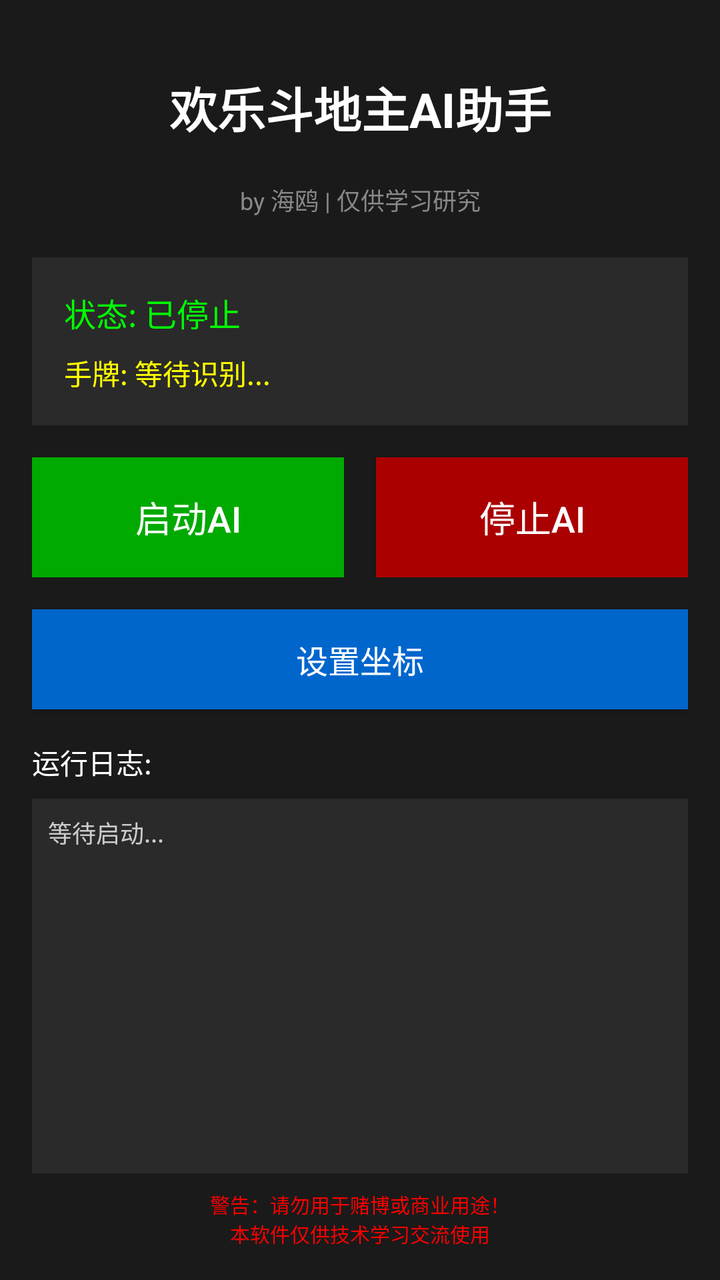
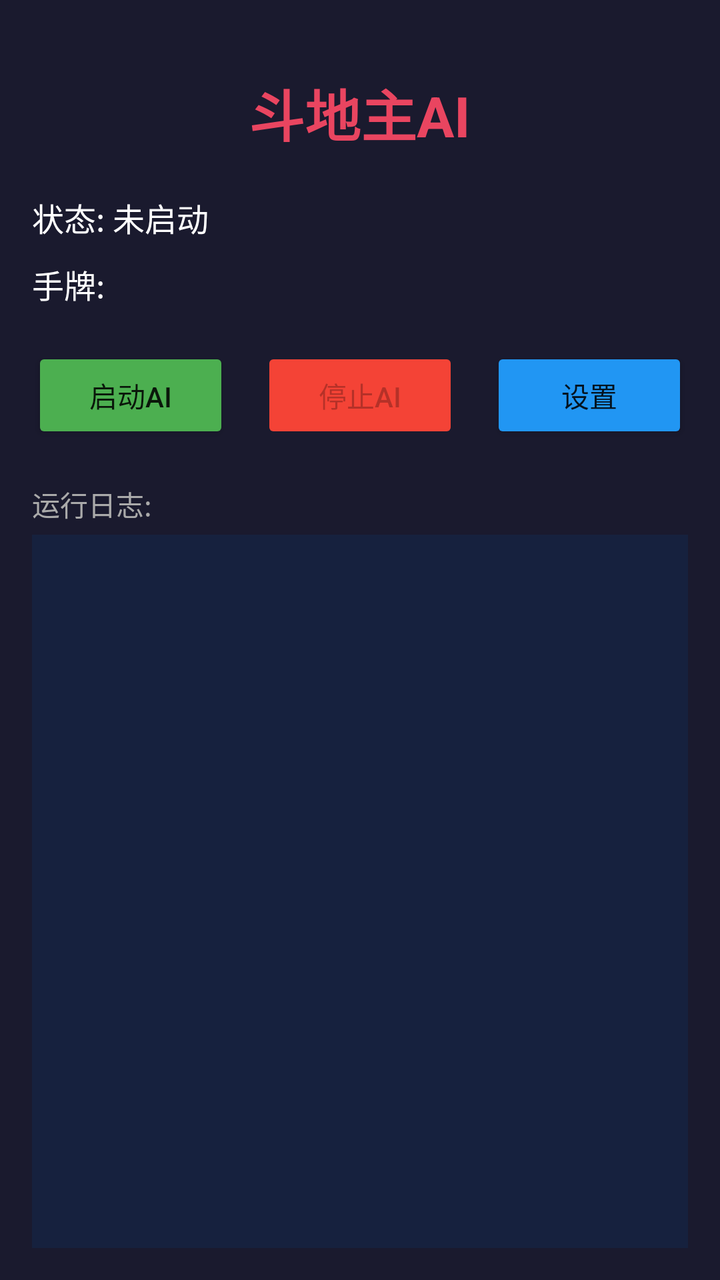

An Android layout rendered at two revisions. The XML below is the earlier revision; the diff shows what the commit changed to produce the second picture.
<!-- AndroidManifest.xml: application theme android:Theme.Material.Light.DarkActionBar -->
<!-- res/layout/activity_main.xml -->
<?xml version="1.0" encoding="utf-8"?>
<LinearLayout xmlns:android="http://schemas.android.com/apk/res/android"
    android:layout_width="match_parent"
    android:layout_height="match_parent"
    android:orientation="vertical"
    android:padding="16dp"
    android:background="#1a1a1a">

    
    <TextView
        android:layout_width="match_parent"
        android:layout_height="wrap_content"
        android:text="欢乐斗地主AI助手"
        android:textSize="24sp"
        android:textColor="#ffffff"
        android:textStyle="bold"
        android:gravity="center"
        android:paddingTop="20dp"
        android:paddingBottom="20dp" />

    <TextView
        android:layout_width="match_parent"
        android:layout_height="wrap_content"
        android:text="by 海鸥 | 仅供学习研究"
        android:textSize="12sp"
        android:textColor="#888888"
        android:gravity="center"
        android:paddingBottom="20dp" />

    
    <LinearLayout
        android:layout_width="match_parent"
        android:layout_height="wrap_content"
        android:orientation="vertical"
        android:background="#2a2a2a"
        android:padding="16dp"
        android:layout_marginBottom="16dp">

        <TextView
            android:id="@+id/tv_status"
            android:layout_width="match_parent"
            android:layout_height="wrap_content"
            android:text="状态: 已停止"
            android:textSize="16sp"
            android:textColor="#00ff00"
            android:paddingBottom="8dp" />

        <TextView
            android:id="@+id/tv_cards"
            android:layout_width="match_parent"
            android:layout_height="wrap_content"
            android:text="手牌: 等待识别..."
            android:textSize="14sp"
            android:textColor="#ffff00" />
    </LinearLayout>

    
    <LinearLayout
        android:layout_width="match_parent"
        android:layout_height="wrap_content"
        android:orientation="horizontal"
        android:layout_marginBottom="16dp">

        <Button
            android:id="@+id/btn_start"
            android:layout_width="0dp"
            android:layout_height="60dp"
            android:layout_weight="1"
            android:text="启动AI"
            android:textSize="18sp"
            android:textColor="#ffffff"
            android:background="#00aa00"
            android:layout_marginEnd="8dp" />

        <Button
            android:id="@+id/btn_stop"
            android:layout_width="0dp"
            android:layout_height="60dp"
            android:layout_weight="1"
            android:text="停止AI"
            android:textSize="18sp"
            android:textColor="#ffffff"
            android:background="#aa0000"
            android:layout_marginStart="8dp" />
    </LinearLayout>

    <Button
        android:id="@+id/btn_settings"
        android:layout_width="match_parent"
        android:layout_height="50dp"
        android:text="设置坐标"
        android:textSize="16sp"
        android:textColor="#ffffff"
        android:background="#0066cc"
        android:layout_marginBottom="16dp" />

    
    <TextView
        android:layout_width="match_parent"
        android:layout_height="wrap_content"
        android:text="运行日志:"
        android:textSize="14sp"
        android:textColor="#ffffff"
        android:paddingBottom="8dp" />

    <ScrollView
        android:layout_width="match_parent"
        android:layout_height="0dp"
        android:layout_weight="1"
        android:background="#2a2a2a"
        android:padding="8dp">

        <TextView
            android:id="@+id/tv_log"
            android:layout_width="match_parent"
            android:layout_height="wrap_content"
            android:text="等待启动..."
            android:textSize="12sp"
            android:textColor="#cccccc"
            android:fontFamily="monospace" />
    </ScrollView>

    
    <TextView
        android:layout_width="match_parent"
        android:layout_height="wrap_content"
        android:text="警告：请勿用于赌博或商业用途！\n本软件仅供技术学习交流使用"
        android:textSize="10sp"
        android:textColor="#ff0000"
        android:gravity="center"
        android:paddingTop="8dp" />

</LinearLayout>
<!-- resources referenced by this layout -->
<resources>

</resources>

<!-- the commit's change to res/layout/activity_main.xml (unified diff, before → after) -->
@@ -4,130 +4,95 @@
     android:layout_height="match_parent"
     android:orientation="vertical"
     android:padding="16dp"
-    android:background="#1a1a1a">
-
+    android:background="#FF1A1A2E">
     
     <TextView
+        android:layout_width="wrap_content"
+        android:layout_height="wrap_content"
+        android:text="斗地主AI"
+        android:textSize="28sp"
+        android:textColor="#FFE94560"
+        android:textStyle="bold"
+        android:layout_gravity="center_horizontal"
+        android:layout_marginTop="20dp"/>
+    
+    <TextView
+        android:id="@+id/tv_status"
         android:layout_width="match_parent"
         android:layout_height="wrap_content"
-        android:text="欢乐斗地主AI助手"
-        android:textSize="24sp"
-        android:textColor="#ffffff"
-        android:textStyle="bold"
-        android:gravity="center"
-        android:paddingTop="20dp"
-        android:paddingBottom="20dp" />
-
+        android:text="状态: 未启动"
+        android:textSize="16sp"
+        android:textColor="#FFFFFFFF"
+        android:layout_marginTop="20dp"/>
+    
     <TextView
+        android:id="@+id/tv_cards"
         android:layout_width="match_parent"
         android:layout_height="wrap_content"
-        android:text="by 海鸥 | 仅供学习研究"
-        android:textSize="12sp"
-        android:textColor="#888888"
-        android:gravity="center"
-        android:paddingBottom="20dp" />
-
-    
-    <LinearLayout
-        android:layout_width="match_parent"
-        android:layout_height="wrap_content"
-        android:orientation="vertical"
-        android:background="#2a2a2a"
-        android:padding="16dp"
-        android:layout_marginBottom="16dp">
-
-        <TextView
-            android:id="@+id/tv_status"
-            android:layout_width="match_parent"
-            android:layout_height="wrap_content"
-            android:text="状态: 已停止"
-            android:textSize="16sp"
-            android:textColor="#00ff00"
-            android:paddingBottom="8dp" />
-
-        <TextView
-            android:id="@+id/tv_cards"
-            android:layout_width="match_parent"
-            android:layout_height="wrap_content"
-            android:text="手牌: 等待识别..."
-            android:textSize="14sp"
-            android:textColor="#ffff00" />
-    </LinearLayout>
-
+        android:text="手牌: "
+        android:textSize="16sp"
+        android:textColor="#FFFFFFFF"
+        android:layout_marginTop="10dp"/>
     
     <LinearLayout
         android:layout_width="match_parent"
         android:layout_height="wrap_content"
         android:orientation="horizontal"
-        android:layout_marginBottom="16dp">
-
+        android:layout_marginTop="20dp">
+        
         <Button
             android:id="@+id/btn_start"
             android:layout_width="0dp"
-            android:layout_height="60dp"
+            android:layout_height="wrap_content"
             android:layout_weight="1"
             android:text="启动AI"
-            android:textSize="18sp"
-            android:textColor="#ffffff"
-            android:background="#00aa00"
-            android:layout_marginEnd="8dp" />
-
+            android:layout_marginEnd="8dp"
+            android:backgroundTint="#FF4CAF50"/>
+        
         <Button
             android:id="@+id/btn_stop"
             android:layout_width="0dp"
-            android:layout_height="60dp"
+            android:layout_height="wrap_content"
             android:layout_weight="1"
             android:text="停止AI"
-            android:textSize="18sp"
-            android:textColor="#ffffff"
-            android:background="#aa0000"
-            android:layout_marginStart="8dp" />
+            android:enabled="false"
+            android:layout_marginStart="8dp"
+            android:layout_marginEnd="8dp"
+            android:backgroundTint="#FFF44336"/>
+        
+        <Button
+            android:id="@+id/btn_settings"
+            android:layout_width="0dp"
+            android:layout_height="wrap_content"
+            android:layout_weight="1"
+            android:text="设置"
+            android:layout_marginStart="8dp"
+            android:backgroundTint="#FF2196F3"/>
     </LinearLayout>
-
-    <Button
-        android:id="@+id/btn_settings"
-        android:layout_width="match_parent"
-        android:layout_height="50dp"
-        android:text="设置坐标"
-        android:textSize="16sp"
-        android:textColor="#ffffff"
-        android:background="#0066cc"
-        android:layout_marginBottom="16dp" />
-
     
     <TextView
         android:layout_width="match_parent"
         android:layout_height="wrap_content"
         android:text="运行日志:"
         android:textSize="14sp"
-        android:textColor="#ffffff"
-        android:paddingBottom="8dp" />
-
+        android:textColor="#FFAAAAAA"
+        android:layout_marginTop="20dp"/>
+    
     <ScrollView
         android:layout_width="match_parent"
         android:layout_height="0dp"
         android:layout_weight="1"
-        android:background="#2a2a2a"
+        android:layout_marginTop="5dp"
+        android:background="#FF16213E"
         android:padding="8dp">
-
+        
         <TextView
             android:id="@+id/tv_log"
             android:layout_width="match_parent"
             android:layout_height="wrap_content"
-            android:text="等待启动..."
+            android:text=""
             android:textSize="12sp"
-            android:textColor="#cccccc"
-            android:fontFamily="monospace" />
+            android:textColor="#FF00FF00"
+            android:fontFamily="monospace"/>
     </ScrollView>
-
-    
-    <TextView
-        android:layout_width="match_parent"
-        android:layout_height="wrap_content"
-        android:text="警告：请勿用于赌博或商业用途！\n本软件仅供技术学习交流使用"
-        android:textSize="10sp"
-        android:textColor="#ff0000"
-        android:gravity="center"
-        android:paddingTop="8dp" />
-
 </LinearLayout>
